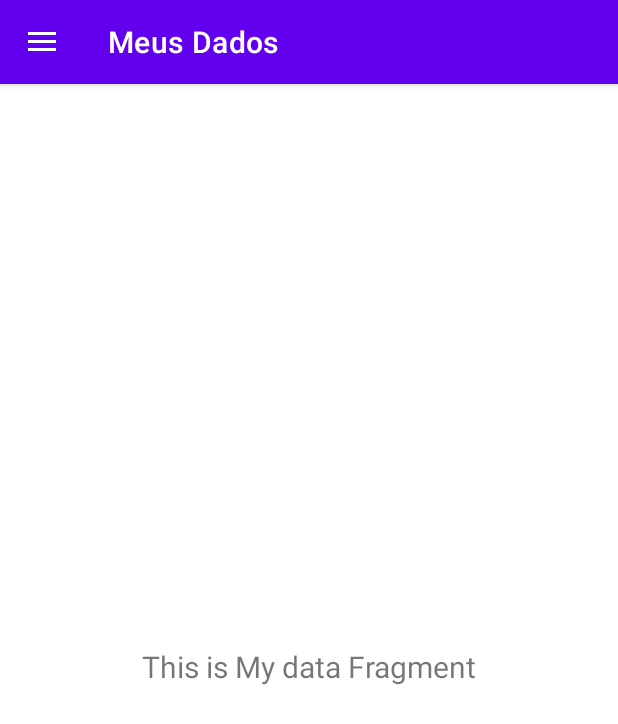
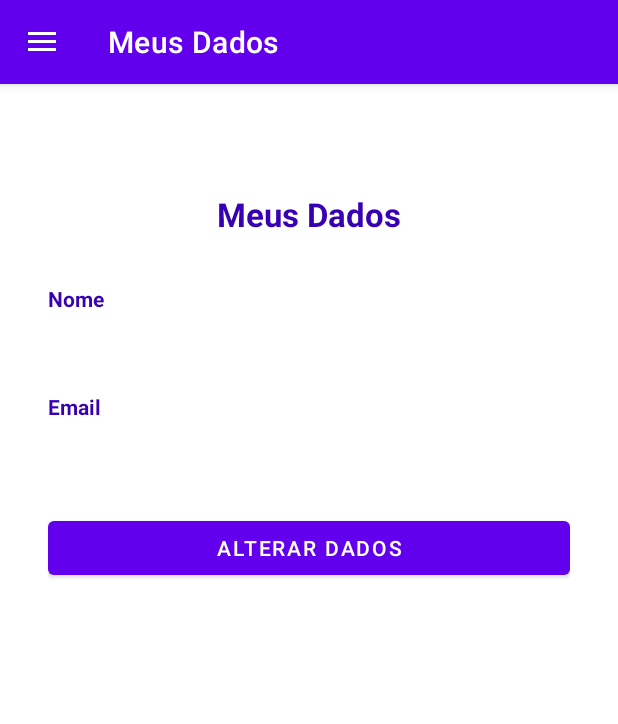
Before and after one commit to AlissonMdaCruz/ScanRateItApp, an Android app: the screen it shows after launch once a user with an empty profile is signed in (MainActivity), in the side drawer, after a tap on "Meus Dados", on a phone screen of 412 x 824 dp. Shown: the top 724 px of the screen. Run offline under Robolectric (Android 15) with nearby library versions, the phone set to English and light mode, and no system bars; our stand-ins replace Firebase (no records; nobody signed in at launch, a user with empty details on screens opened directly), navigation-ui; libraries missing offline, so code that uses them is left out: com.google.zxing.integration; Roboto replaces fonts that are not available here; 3 statements that could not run were skipped.

Commit message:
[Add] meus dados

```diff
--- /dev/null
+++ b/app/src/main/java/com/akhenaton/scanrateitapp/features/changedata/ui/ChangeDataFragment.kt
@@ -0,0 +1,17 @@
+package com.akhenaton.scanrateitapp.features.changedata.ui
+
+import android.view.LayoutInflater
+import android.view.ViewGroup
+import com.akhenaton.scanrateitapp.common.BaseFragment
+import com.akhenaton.scanrateitapp.databinding.FragmentChangeDataBinding
+
+class ChangeDataFragment : BaseFragment<FragmentChangeDataBinding>() {
+    override fun initView() {
+        //
+    }
+
+    override fun viewBinding(
+        inflater: LayoutInflater,
+        container: ViewGroup?
+    ): FragmentChangeDataBinding = FragmentChangeDataBinding.inflate(inflater, container, false)
+}
--- /dev/null
+++ b/app/src/main/java/com/akhenaton/scanrateitapp/features/changedata/viewmodel/ChangeDataViewModel.kt
@@ -0,0 +1,4 @@
+package com.akhenaton.scanrateitapp.features.changedata.viewmodel
+
+class ChangeDataViewModel {
+}
--- a/app/src/main/java/com/akhenaton/scanrateitapp/features/mydata/MyDataFragment.kt
+++ /dev/null
@@ -1,42 +0,0 @@
-package com.akhenaton.scanrateitapp.features.mydata
-
-import android.os.Bundle
-import android.view.LayoutInflater
-import android.view.View
-import android.view.ViewGroup
-import android.widget.TextView
-import androidx.fragment.app.Fragment
-import androidx.lifecycle.ViewModelProvider
-import com.akhenaton.scanrateitapp.databinding.FragmentMyDataBinding
-
-class MyDataFragment : Fragment() {
-
-    private var _binding: FragmentMyDataBinding? = null
-
-    // This property is only valid between onCreateView and
-    // onDestroyView.
-    private val binding get() = _binding!!
-
-    override fun onCreateView(
-        inflater: LayoutInflater,
-        container: ViewGroup?,
-        savedInstanceState: Bundle?
-    ): View {
-        val myDataViewModel =
-            ViewModelProvider(this)[MyDataViewModel::class.java]
-
-        _binding = FragmentMyDataBinding.inflate(inflater, container, false)
-        val root: View = binding.root
-
-        val textView: TextView = binding.textSlideshow
-        myDataViewModel.text.observe(viewLifecycleOwner) {
-            textView.text = it
-        }
-        return root
-    }
-
-    override fun onDestroyView() {
-        super.onDestroyView()
-        _binding = null
-    }
-}
--- a/app/src/main/java/com/akhenaton/scanrateitapp/features/mydata/MyDataViewModel.kt
+++ /dev/null
@@ -1,13 +0,0 @@
-package com.akhenaton.scanrateitapp.features.mydata
-
-import androidx.lifecycle.LiveData
-import androidx.lifecycle.MutableLiveData
-import androidx.lifecycle.ViewModel
-
-class MyDataViewModel : ViewModel() {
-
-    private val _text = MutableLiveData<String>().apply {
-        value = "This is My data Fragment"
-    }
-    val text: LiveData<String> = _text
-}
--- /dev/null
+++ b/app/src/main/java/com/akhenaton/scanrateitapp/features/mydata/ui/MyDataFragment.kt
@@ -0,0 +1,58 @@
+package com.akhenaton.scanrateitapp.features.mydata.ui
+
+import android.view.LayoutInflater
+import android.view.ViewGroup
+import android.widget.Toast
+import androidx.lifecycle.ViewModelProvider
+import androidx.navigation.fragment.findNavController
+import com.akhenaton.scanrateitapp.R
+import com.akhenaton.scanrateitapp.common.BaseFragment
+import com.akhenaton.scanrateitapp.databinding.FragmentMyDataBinding
+import com.akhenaton.scanrateitapp.features.mydata.viewmodel.MyDataViewModel
+import com.akhenaton.scanrateitapp.features.mydata.viewmodel.MyDataViewState
+import com.google.firebase.auth.FirebaseUser
+
+class MyDataFragment : BaseFragment<FragmentMyDataBinding>() {
+
+    private lateinit var viewModel: MyDataViewModel
+
+    override fun initView() {
+        instanceViewModel()
+        initObserver()
+        initListeners()
+        viewModel.fetchData()
+    }
+
+    private fun instanceViewModel() {
+        viewModel = ViewModelProvider(this)[MyDataViewModel::class.java]
+    }
+
+    private fun initObserver() {
+        viewModel.state.observe(this) { state ->
+            when(state) {
+                is MyDataViewState.ShowUser -> showData(state.user)
+                is MyDataViewState.Error -> showError(state.message)
+            }
+        }
+    }
+
+    private fun initListeners() {
+        binding.btnMyDataChange.setOnClickListener {
+            findNavController().navigate(R.id.action_data_to_change_data)
+        }
+    }
+
+    private fun showData(user: FirebaseUser) {
+        binding.txtMyDataNameValue.text = user.displayName
+        binding.txtMyDataEmailValue.text = user.email
+    }
+
+    private fun showError(message: String) {
+        Toast.makeText(requireContext(), message, Toast.LENGTH_SHORT).show()
+    }
+
+    override fun viewBinding(
+        inflater: LayoutInflater,
+        container: ViewGroup?
+    ): FragmentMyDataBinding = FragmentMyDataBinding.inflate(inflater, container, false)
+}
--- /dev/null
+++ b/app/src/main/java/com/akhenaton/scanrateitapp/features/mydata/viewmodel/MyDataViewModel.kt
@@ -0,0 +1,24 @@
+package com.akhenaton.scanrateitapp.features.mydata.viewmodel
+
+import androidx.lifecycle.LiveData
+import androidx.lifecycle.MutableLiveData
+import androidx.lifecycle.ViewModel
+import com.google.firebase.auth.FirebaseAuth
+
+class MyDataViewModel : ViewModel() {
+
+    private val _state = MutableLiveData<MyDataViewState>()
+    val state: LiveData<MyDataViewState> = _state
+
+    fun fetchData() {
+        val user = FirebaseAuth.getInstance().currentUser
+        when {
+            user != null -> _state.value = MyDataViewState.ShowUser(user)
+            else -> _state.value = MyDataViewState.Error(ERROR_MESSAGE)
+        }
+    }
+
+    companion object {
+        private const val ERROR_MESSAGE = "Ocorreu um erro, tente mais tarde."
+    }
+}
--- /dev/null
+++ b/app/src/main/java/com/akhenaton/scanrateitapp/features/mydata/viewmodel/MyDataViewState.kt
@@ -0,0 +1,8 @@
+package com.akhenaton.scanrateitapp.features.mydata.viewmodel
+
+import com.google.firebase.auth.FirebaseUser
+
+sealed class MyDataViewState {
+    data class ShowUser(val user: FirebaseUser) : MyDataViewState()
+    data class Error(val message: String) : MyDataViewState()
+}
--- /dev/null
+++ b/app/src/main/res/layout/fragment_change_data.xml
@@ -0,0 +1,23 @@
+<?xml version="1.0" encoding="utf-8"?>
+<androidx.constraintlayout.widget.ConstraintLayout xmlns:android="http://schemas.android.com/apk/res/android"
+    xmlns:app="http://schemas.android.com/apk/res-auto"
+    xmlns:tools="http://schemas.android.com/tools"
+    android:layout_width="match_parent"
+    android:layout_height="match_parent"
+    android:padding="32dp"
+    tools:context=".features.changedata.ui.ChangeDataFragment">
+
+    <TextView
+        android:id="@+id/txt_change_data_title"
+        android:layout_width="wrap_content"
+        android:layout_height="wrap_content"
+        android:layout_marginTop="40dp"
+        android:text="@string/change_data"
+        android:textColor="@color/purple_700"
+        android:textSize="22sp"
+        android:textStyle="bold"
+        app:layout_constraintEnd_toEndOf="parent"
+        app:layout_constraintStart_toStartOf="parent"
+        app:layout_constraintTop_toTopOf="parent" />
+
+</androidx.constraintlayout.widget.ConstraintLayout>
--- a/app/src/main/res/layout/fragment_my_data.xml
+++ b/app/src/main/res/layout/fragment_my_data.xml
@@ -4,19 +4,76 @@
     xmlns:tools="http://schemas.android.com/tools"
     android:layout_width="match_parent"
     android:layout_height="match_parent"
-    tools:context=".features.mydata.MyDataFragment">
+    android:padding="32dp"
+    tools:context=".features.mydata.ui.MyDataFragment">
 
     <TextView
-        android:id="@+id/text_slideshow"
-        android:layout_width="match_parent"
+        android:id="@+id/txt_my_data_title"
+        android:layout_width="wrap_content"
         android:layout_height="wrap_content"
-        android:layout_marginStart="8dp"
-        android:layout_marginTop="8dp"
-        android:layout_marginEnd="8dp"
-        android:textAlignment="center"
-        android:textSize="20sp"
-        app:layout_constraintBottom_toBottomOf="parent"
+        android:layout_marginTop="40dp"
+        android:text="@string/menu_my_data"
+        android:textColor="@color/purple_700"
+        android:textSize="22sp"
+        android:textStyle="bold"
         app:layout_constraintEnd_toEndOf="parent"
         app:layout_constraintStart_toStartOf="parent"
         app:layout_constraintTop_toTopOf="parent" />
+
+    <TextView
+        android:id="@+id/txt_my_data_name_label"
+        android:layout_width="wrap_content"
+        android:layout_height="wrap_content"
+        android:layout_marginTop="32dp"
+        android:text="@string/name"
+        android:textColor="@color/purple_700"
+        android:textSize="14sp"
+        android:textStyle="bold"
+        app:layout_constraintStart_toStartOf="parent"
+        app:layout_constraintTop_toBottomOf="@+id/txt_my_data_title" />
+
+    <TextView
+        android:id="@+id/txt_my_data_name_value"
+        android:layout_width="wrap_content"
+        android:layout_height="wrap_content"
+        android:layout_marginStart="4dp"
+        android:layout_marginTop="4dp"
+        android:textSize="18sp"
+        app:layout_constraintStart_toStartOf="parent"
+        app:layout_constraintTop_toBottomOf="@+id/txt_my_data_name_label"
+        tools:text="Alex Barison" />
+
+    <TextView
+        android:id="@+id/txt_my_data_email_label"
+        android:layout_width="wrap_content"
+        android:layout_height="wrap_content"
+        android:layout_marginTop="24dp"
+        android:text="@string/email"
+        android:textColor="@color/purple_700"
+        android:textSize="14sp"
+        android:textStyle="bold"
+        app:layout_constraintStart_toStartOf="parent"
+        app:layout_constraintTop_toBottomOf="@+id/txt_my_data_name_value" />
+
+    <TextView
+        android:id="@+id/txt_my_data_email_value"
+        android:layout_width="wrap_content"
+        android:layout_height="wrap_content"
+        android:layout_marginStart="4dp"
+        android:layout_marginTop="4dp"
+        android:textSize="18sp"
+        app:layout_constraintStart_toStartOf="parent"
+        app:layout_constraintTop_toBottomOf="@+id/txt_my_data_email_label"
+        tools:text="alex_lekinho_lesklesk@gmail.com" />
+
+    <Button
+        android:id="@+id/btn_my_data_change"
+        android:layout_width="0dp"
+        android:layout_height="wrap_content"
+        android:layout_marginTop="32dp"
+        android:text="@string/change_data"
+        app:layout_constraintEnd_toEndOf="parent"
+        app:layout_constraintStart_toStartOf="parent"
+        app:layout_constraintTop_toBottomOf="@+id/txt_my_data_email_value" />
+
 </androidx.constraintlayout.widget.ConstraintLayout>
--- a/app/src/main/res/navigation/mobile_navigation.xml
+++ b/app/src/main/res/navigation/mobile_navigation.xml
@@ -26,9 +26,13 @@
 
     <fragment
         android:id="@+id/nav_my_data"
-        android:name="com.akhenaton.scanrateitapp.features.mydata.MyDataFragment"
+        android:name="com.akhenaton.scanrateitapp.features.mydata.ui.MyDataFragment"
         android:label="@string/menu_my_data"
-        tools:layout="@layout/fragment_my_data" />
+        tools:layout="@layout/fragment_my_data">
+        <action
+            android:id="@+id/action_data_to_change_data"
+            app:destination="@id/nav_change_data" />
+    </fragment>
 
     <fragment
         android:id="@+id/nav_product"
@@ -36,4 +40,10 @@
         android:label="produto"
         tools:layout="@layout/fragment_product" />
 
+    <fragment
+        android:id="@+id/nav_change_data"
+        android:name="com.akhenaton.scanrateitapp.features.changedata.ui.ChangeDataFragment"
+        android:label="@string/change_data"
+        tools:layout="@layout/fragment_change_data" />
+
 </navigation>
--- a/app/src/main/res/values/strings.xml
+++ b/app/src/main/res/values/strings.xml
@@ -19,6 +19,7 @@
     <string name="product_code">Código do produto</string>
     <string name="search">Buscar</string>
     <string name="scan_barcode">Escanear código de barra</string>
+    <string name="change_data">Alterar Dados</string>
 
     <string name="open">Open</string>
     <string name="close">Close</string>
```
